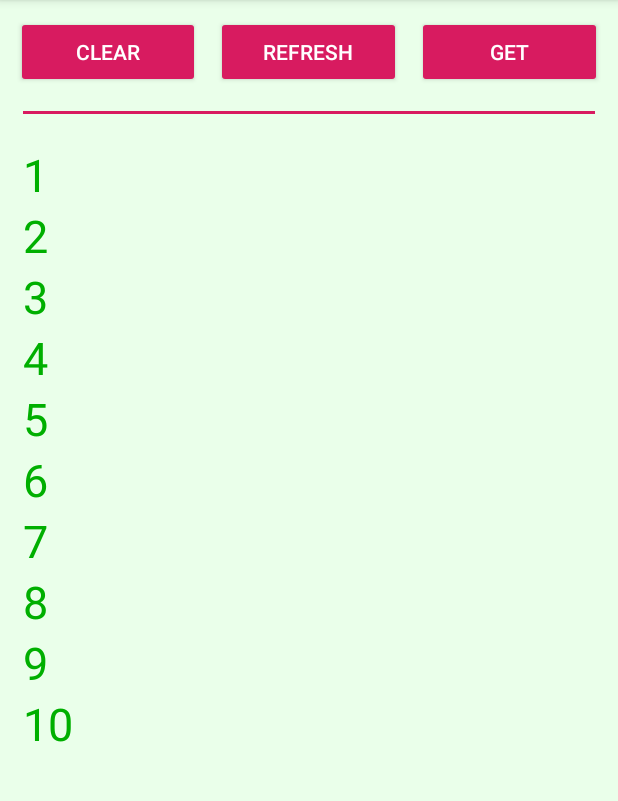
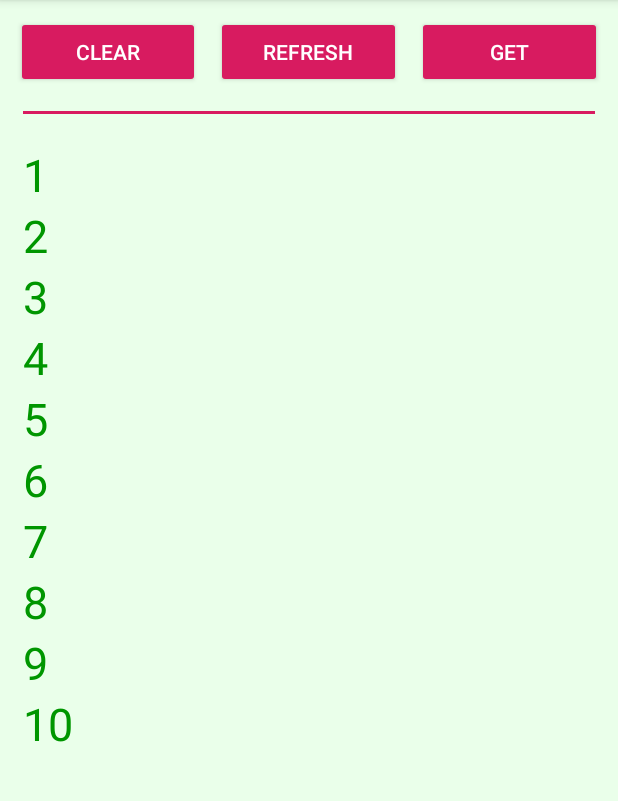
Before and after one commit to tgif3/Project, an Android app: the screen it shows after launch (MainActivity), after a tap on "GET", on a phone screen of 412 x 824 dp, the part 84-885 px from its top. Run offline under Robolectric (Android 15) with nearby library versions, the phone set to English and light mode, and no system bars.

Commit message:
final commit

```diff
--- a/app/src/main/java/com/example/project1/ConnectionManager.java
+++ b/app/src/main/java/com/example/project1/ConnectionManager.java
@@ -5,8 +5,7 @@ import java.util.ArrayList;
 public class ConnectionManager {
     private static ConnectionManager INSTANCE;
 
-    private ConnectionManager() {
-    }
+    private ConnectionManager() {}
 
     public static ConnectionManager getInstance() {
         if(INSTANCE == null) {
--- a/app/src/main/java/com/example/project1/MainActivity.java
+++ b/app/src/main/java/com/example/project1/MainActivity.java
@@ -11,6 +11,7 @@ import android.view.View;
 import android.widget.Button;
 import android.widget.LinearLayout;
 import android.widget.TextView;
+import android.widget.Toast;
 
 import com.example.project1.interfaces.RepositoryObserver;
 import com.example.project1.interfaces.Subject;
@@ -69,8 +70,8 @@ public class MainActivity extends AppCompatActivity implements RepositoryObserve
             for (Integer num : arrayList) {
                 TextView textView = new TextView(context);
                 textView.setTextSize(30);
-                textView.setTextColor(Color.rgb(0, 175, 0));
-                textView.setText(num + "");
+                textView.setTextColor(Color.rgb(0, 150, 0));
+                textView.setText(String.valueOf(num));
                 linearLayout.addView(textView);
             }
         });
--- a/app/src/main/java/com/example/project1/StorageManager.java
+++ b/app/src/main/java/com/example/project1/StorageManager.java
@@ -9,8 +9,7 @@ public class StorageManager {
     private static final String KEY = "MANAGER";
     private static final String LAST_KEY = "LAST_KEY";
     private static StorageManager INSTANCE;
-    private StorageManager() {
-    }
+    private StorageManager() {}
 
     public static StorageManager getInstance() {
         if(INSTANCE == null) {
```
